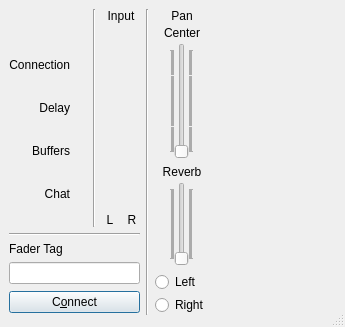
Above: src/llconclientdlgbase.ui from jamulussoftware/jamulus before the change. Below: the same form after it.
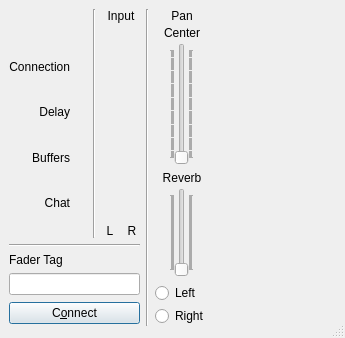
That is the form after the change. Icons and pictures are not drawn. Custom widgets are drawn as their Qt base class.

Commit message: change height of main window

```diff
--- a/src/llconclientdlgbase.ui
+++ b/src/llconclientdlgbase.ui
@@ -6,7 +6,7 @@
     <x>0</x>
     <y>0</y>
     <width>345</width>
-    <height>327</height>
+    <height>338</height>
    </rect>
   </property>
   <property name="windowTitle" >
```
